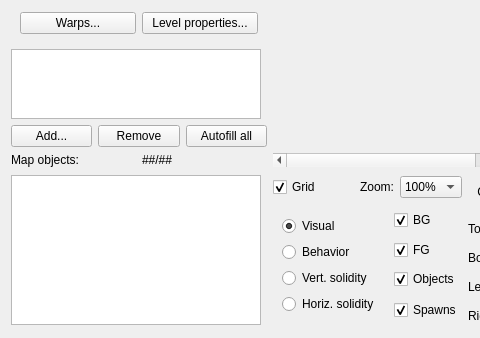
The window that libtales-qt/talesqtleveleditorwidget.ui (suppertails66/tales) describes before a commit, drawn with Qt 5; both pictures show x 0 to 480 and y 333 to 671 of the 667 by 671 pixel window.
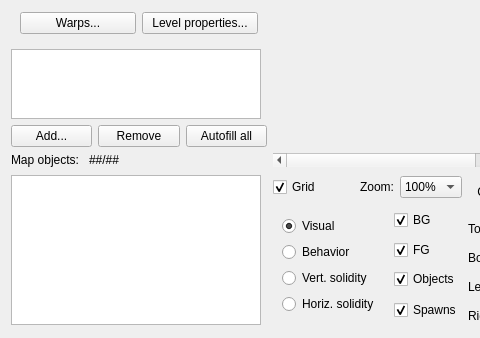
The same window after the commit. Icons and pictures are not drawn. Custom widgets are drawn as their Qt base class.

```diff
--- a/libtales-qt/talesqtleveleditorwidget.ui
+++ b/libtales-qt/talesqtleveleditorwidget.ui
@@ -265,6 +265,12 @@
         <layout class="QHBoxLayout" name="horizontalLayout_6">
          <item>
           <widget class="QLabel" name="label_2">
+           <property name="sizePolicy">
+            <sizepolicy hsizetype="Maximum" vsizetype="Preferred">
+             <horstretch>0</horstretch>
+             <verstretch>0</verstretch>
+            </sizepolicy>
+           </property>
            <property name="text">
             <string>Map objects: </string>
            </property>
```
